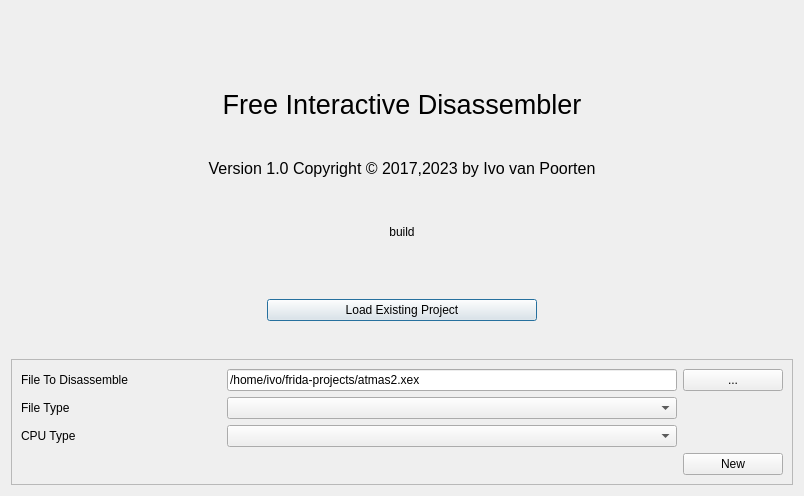
This is startdialog.ui in ivop/frida as Qt 5 draws it before an edit. The edited form follows.
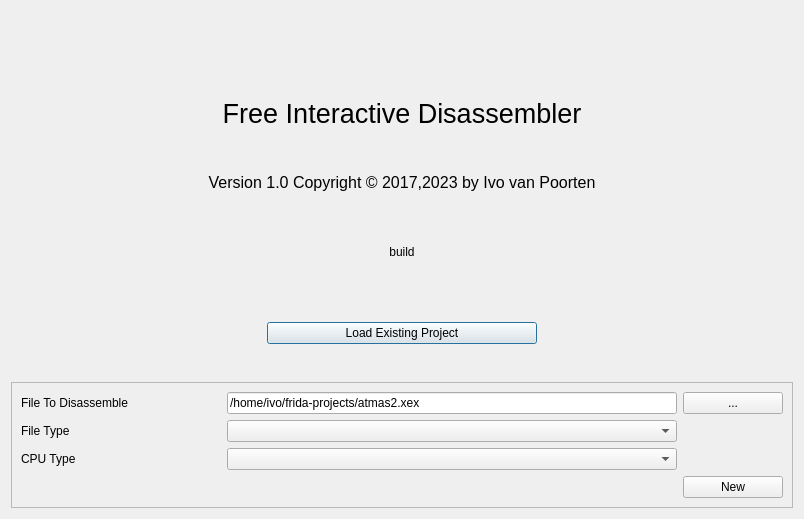
This is the edited form. Icons and pictures are not drawn.

The edit to the form file:
```diff
--- a/startdialog.ui
+++ b/startdialog.ui
@@ -7,7 +7,7 @@
     <x>0</x>
     <y>0</y>
     <width>804</width>
-    <height>496</height>
+    <height>519</height>
    </rect>
   </property>
   <property name="windowTitle">
```
Left out of the diff: 2 changed lines with no effect on the pictures.
